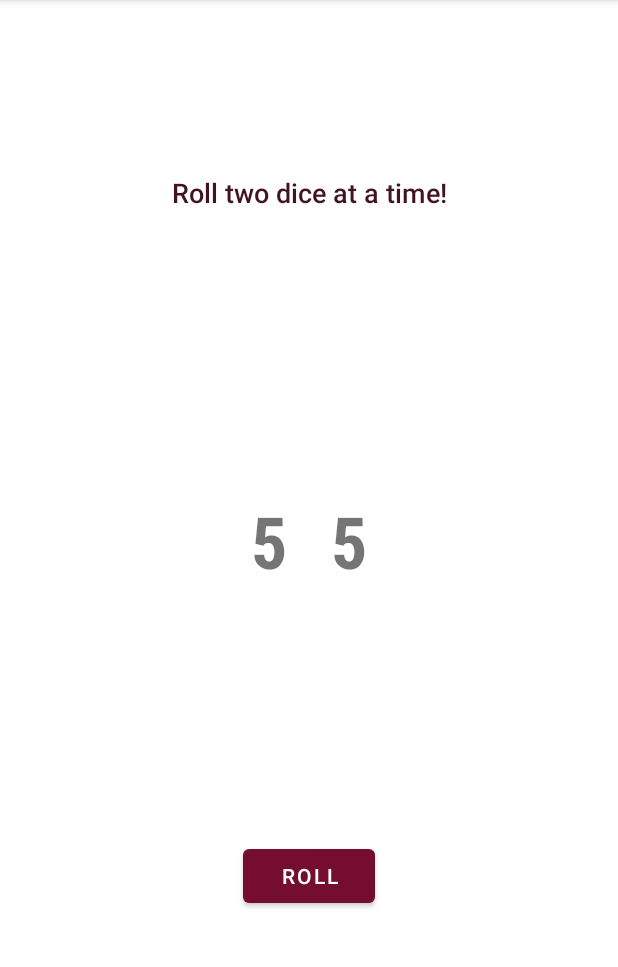
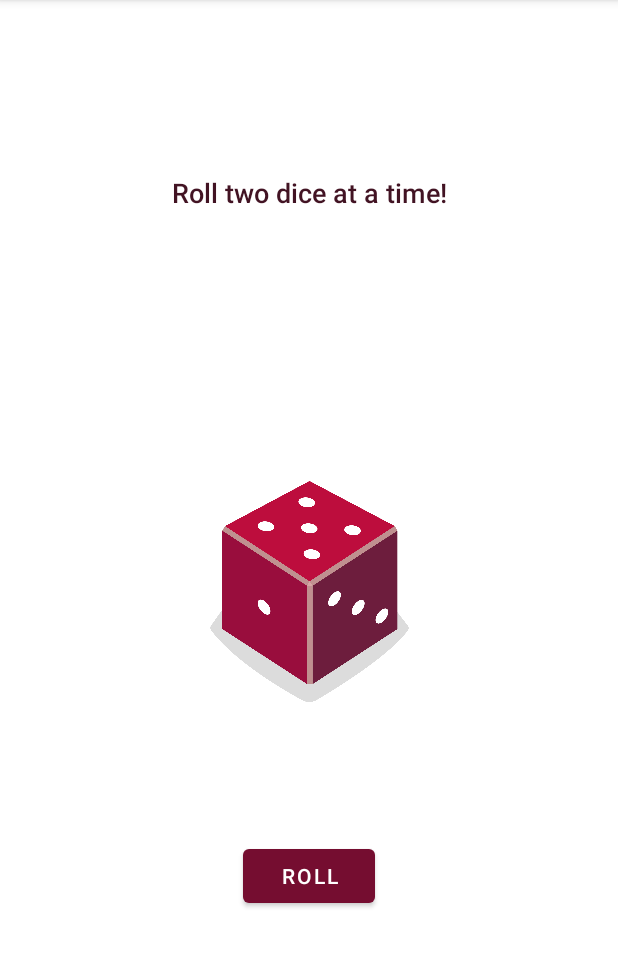
Before and after one commit to alinbabu2010/Dice-Roller-App, an Android app: the screen it shows after launch (MainActivity), after a tap on "ROLL", on a phone screen of 412 x 824 dp, the part 84-1051 px from its top. Run offline under Robolectric (Android 15) with nearby library versions, the phone set to English and light mode, and no system bars.

Commit message:
Display the correct dice image based on the dice roll.

```diff
--- a/app/src/main/AndroidManifest.xml
+++ b/app/src/main/AndroidManifest.xml
@@ -9,7 +9,7 @@
         android:roundIcon="@mipmap/ic_launcher_round"
         android:supportsRtl="true"
         android:theme="@style/Theme.DiceRoller"
-        android:fullBackupContent="">
+        android:fullBackupContent="true">
         <activity android:name=".MainActivity">
             <intent-filter>
                 <action android:name="android.intent.action.MAIN" />
--- a/app/src/main/java/com/example/diceroller/MainActivity.kt
+++ b/app/src/main/java/com/example/diceroller/MainActivity.kt
@@ -2,7 +2,7 @@ package com.example.diceroller
 
 import android.os.Bundle
 import android.widget.Button
-import android.widget.TextView
+import android.widget.ImageView
 import androidx.appcompat.app.AppCompatActivity
 
 /**
@@ -29,16 +29,20 @@ class MainActivity : AppCompatActivity() {
      */
     private fun diceRoll() {
         // Create new Dice object with 6 sides and roll it
-        val rollDice1 = Dice(6)
-        val digit1 = rollDice1.roll()
+        val rollDice = Dice(6)
+        val digit1 = rollDice.roll()
 
-        val rollDice2 = Dice(6)
-        val digit2 = rollDice2.roll()
+        // Update the screen with the correct dice image roll
+        val diceImage: ImageView = findViewById(R.id.imageView)
+        when (digit1){
+            1 -> diceImage.setImageResource(R.drawable.dice_1)
+            2 -> diceImage.setImageResource(R.drawable.dice_2)
+            3 -> diceImage.setImageResource(R.drawable.dice_3)
+            4 -> diceImage.setImageResource(R.drawable.dice_4)
+            5 -> diceImage.setImageResource(R.drawable.dice_5)
+            6 -> diceImage.setImageResource(R.drawable.dice_6)
+        }
 
-        // Update the screen with the dice roll
-        val digitRolled: TextView = findViewById(R.id.digitText)
-        val digitText = "$digit1\t\t\t$digit2"
-        digitRolled.text =  digitText
     }
 }
 
--- a/app/src/main/res/layout/activity_main.xml
+++ b/app/src/main/res/layout/activity_main.xml
@@ -18,21 +18,6 @@
         app:layout_constraintStart_toStartOf="parent" />
 
     <TextView
-        android:id="@+id/digitText"
-        android:layout_width="134dp"
-        android:layout_height="64dp"
-        android:layout_marginBottom="168dp"
-        android:fontFamily="sans-serif-condensed-medium"
-        android:textAlignment="center"
-        android:textAllCaps="false"
-        android:textSize="48sp"
-        android:textStyle="bold"
-        app:layout_constraintBottom_toTopOf="@+id/button"
-        app:layout_constraintEnd_toEndOf="parent"
-        app:layout_constraintHorizontal_bias="0.5"
-        app:layout_constraintStart_toStartOf="parent" />
-
-    <TextView
         android:id="@+id/textView2"
         android:layout_width="288dp"
         android:layout_height="34dp"
@@ -46,4 +31,15 @@
         app:layout_constraintHorizontal_bias="0.5"
         app:layout_constraintStart_toStartOf="parent"
         app:layout_constraintTop_toTopOf="parent" />
+
+    <ImageView
+        android:id="@+id/imageView"
+        android:layout_width="155dp"
+        android:layout_height="147dp"
+        android:layout_marginBottom="92dp"
+        android:contentDescription="@string/dice_image_description"
+        app:layout_constraintBottom_toTopOf="@+id/button"
+        app:layout_constraintEnd_toEndOf="parent"
+        app:layout_constraintStart_toStartOf="parent"
+        app:srcCompat="@drawable/dice_1" />
 </androidx.constraintlayout.widget.ConstraintLayout>
--- a/app/src/main/res/values/strings.xml
+++ b/app/src/main/res/values/strings.xml
@@ -2,4 +2,5 @@
     <string name="app_name">Dice Roller</string>
     <string name="rollBtn_text">Roll</string>
     <string name="dice_heading">Roll two dice at a time!</string>
+    <string name="dice_image_description">Dice Image</string>
 </resources>
```
